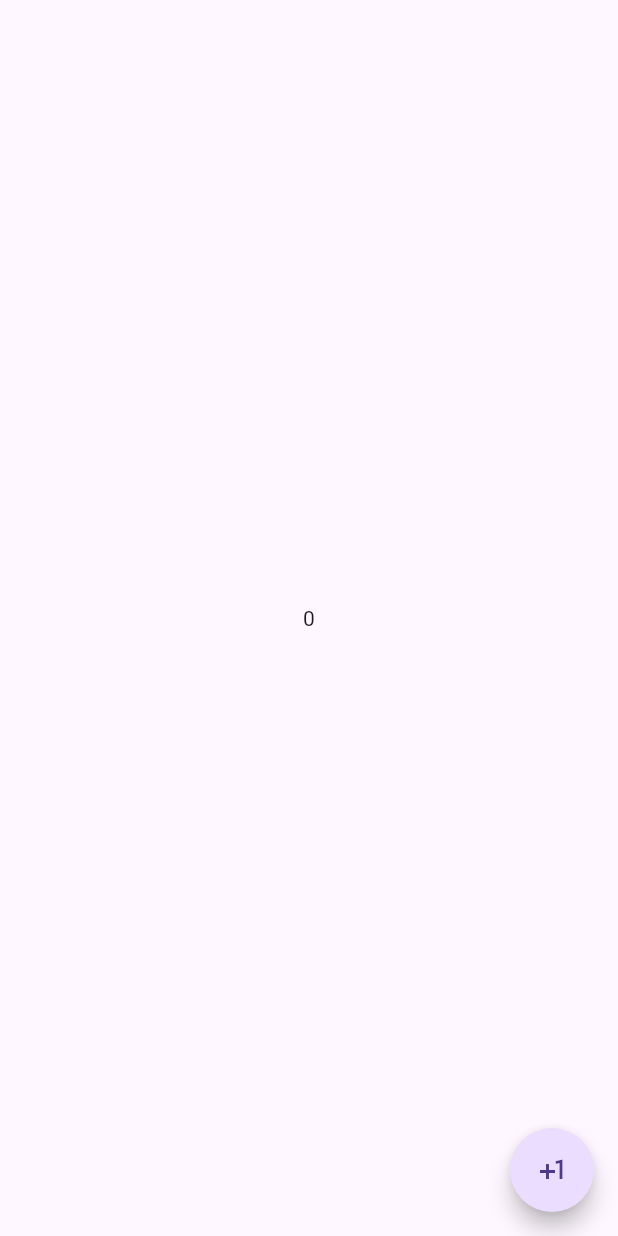
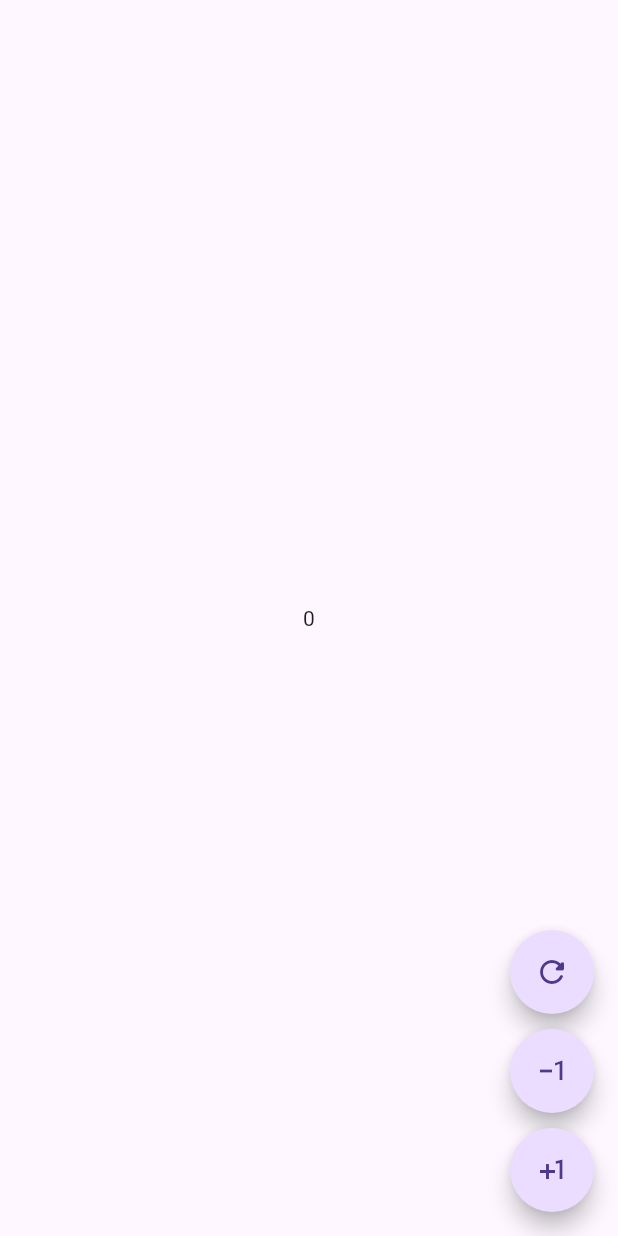
Before and after one commit to lizIrina/Grupo_2, a Flutter app: the screen it shows after launch, on a phone screen of 412 x 824 dp. Run offline on Flutter 3.47's test engine with Material 3 defaults, Android fonts, the phone set to English and light mode, and no system bars; our stand-ins replace material_ui.

Commit message:
feat: agregar restar sin negativos y reiniciar contador

```diff
--- a/lib/Presentacion/screens/counter_screen.dart
+++ b/lib/Presentacion/screens/counter_screen.dart
@@ -1,5 +1,5 @@
+import 'package:flutter/material.dart';
 import 'package:contador_grupo2/Presentacion/widgets/custom_button.dart';
-import 'package:material_ui/material_ui.dart';
 
 class CounterScreen extends StatefulWidget {
   const CounterScreen({super.key});
@@ -13,14 +13,26 @@ class _CounterScreenState extends State<CounterScreen> {
 
   void _increase() => setState(() => clickCounter++);
 
+  void _decrease() {
+    if (clickCounter == 0) return;
+    setState(() => clickCounter--);
+  }
+
+  void _reset() => setState(() => clickCounter = 0);
+
   @override
   Widget build(BuildContext context) {
     return Scaffold(
       body: Center(child: Text('$clickCounter')),
-      floatingActionButton: CustomButton(
-        icon: Icons.plus_one,
-        onPressed: _increase,
-        tooltip: 'Sumar',
+      floatingActionButton: Column(
+        mainAxisAlignment: MainAxisAlignment.end,
+        children: [
+          CustomButton(icon: Icons.refresh_rounded, onPressed: _reset, tooltip: 'Reiniciar'),
+          const SizedBox(height: 10),
+          CustomButton(icon: Icons.exposure_minus_1_outlined, onPressed: _decrease, tooltip: 'Restar'),
+          const SizedBox(height: 10),
+          CustomButton(icon: Icons.plus_one, onPressed: _increase, tooltip: 'Sumar'),
+        ],
       ),
     );
   }
```
